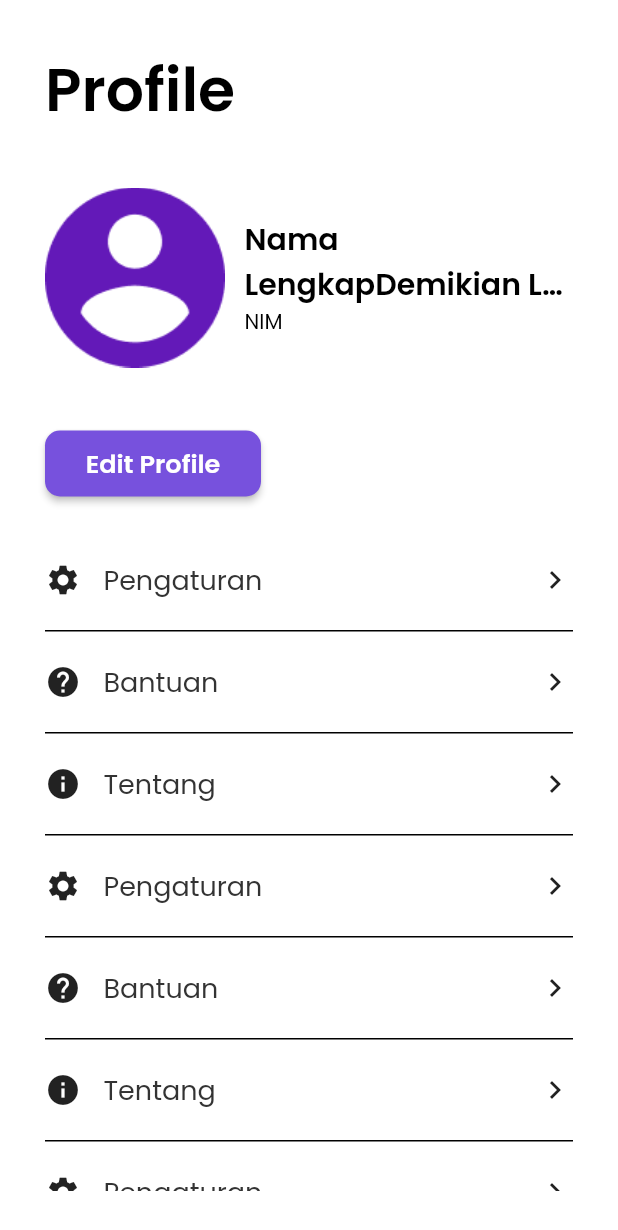
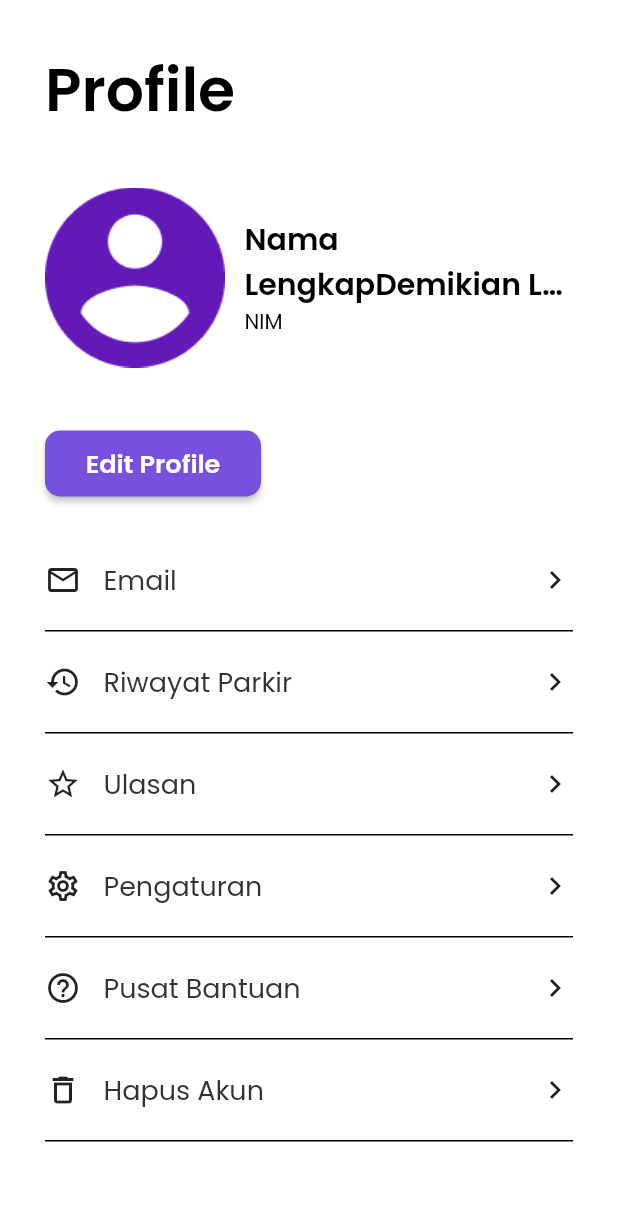
Before and after one commit to amccamikom/amcc-mobile-2022, a Flutter app: the ProfilePage screen opened directly, on a phone screen of 412 x 824 dp. Shown: the top 1230 px of the screen. Run offline on Flutter 3.47's test engine with Material 2 defaults, Android fonts, the phone set to English and light mode, and no system bars; our stand-ins replace google_fonts.

Commit message:
Nyesuain icon profile

```diff
--- a/lib/pages/profile_page.dart
+++ b/lib/pages/profile_page.dart
@@ -87,15 +87,14 @@ class ProfilePage extends StatelessWidget {
                 child: SingleChildScrollView(
                   child: Column(
                     children: [
-                      menuItem(text: 'Pengaturan', icon: Icons.settings),
-                      menuItem(text: 'Bantuan', icon: Icons.help),
-                      menuItem(text: 'Tentang', icon: Icons.info),
-                      menuItem(text: 'Pengaturan', icon: Icons.settings),
-                      menuItem(text: 'Bantuan', icon: Icons.help),
-                      menuItem(text: 'Tentang', icon: Icons.info),
-                      menuItem(text: 'Pengaturan', icon: Icons.settings),
-                      menuItem(text: 'Bantuan', icon: Icons.help),
-                      menuItem(text: 'Tentang', icon: Icons.info),
+                      menuItem(text: 'Email', icon: Icons.mail_outline),
+                      menuItem(
+                          text: 'Riwayat Parkir', icon: Icons.history_outlined),
+                      menuItem(text: 'Ulasan', icon: Icons.star_outline),
+                      menuItem(
+                          text: 'Pengaturan', icon: Icons.settings_outlined),
+                      menuItem(text: 'Pusat Bantuan', icon: Icons.help_outline),
+                      menuItem(text: 'Hapus Akun', icon: Icons.delete_outline),
                     ],
                   ),
                 ),
```
Also changed, not shown: pubspec.lock.
